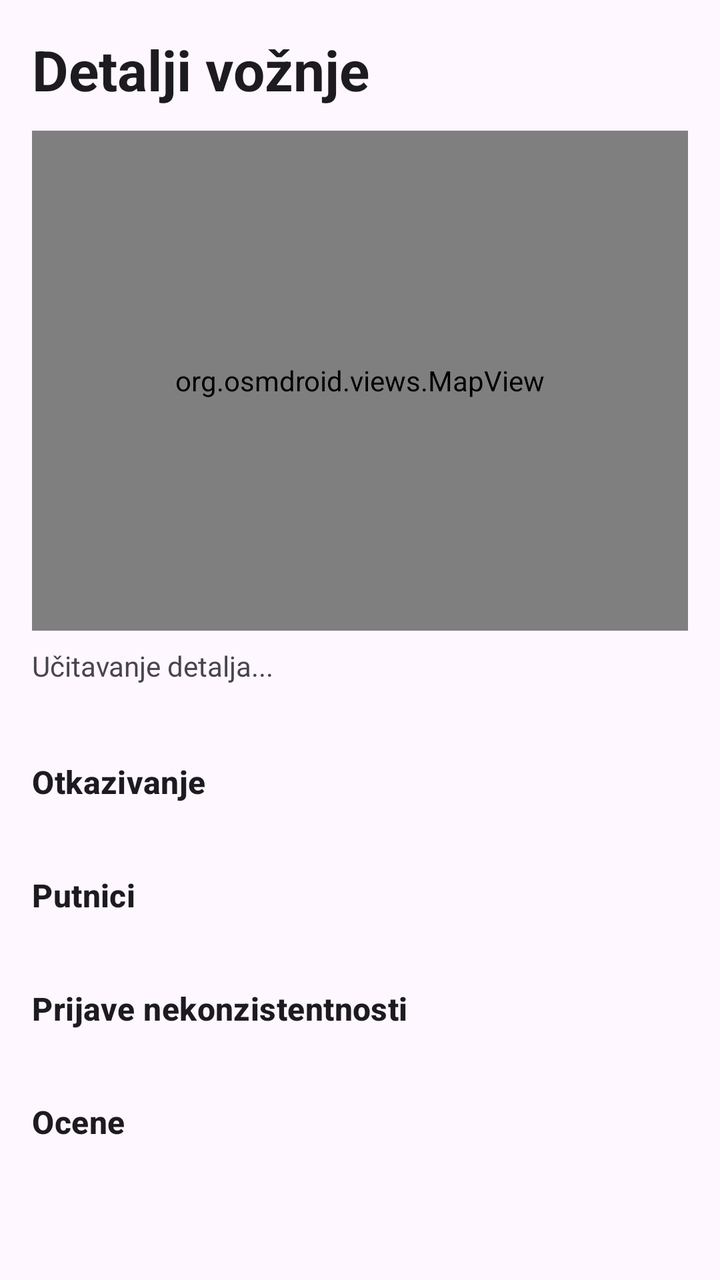
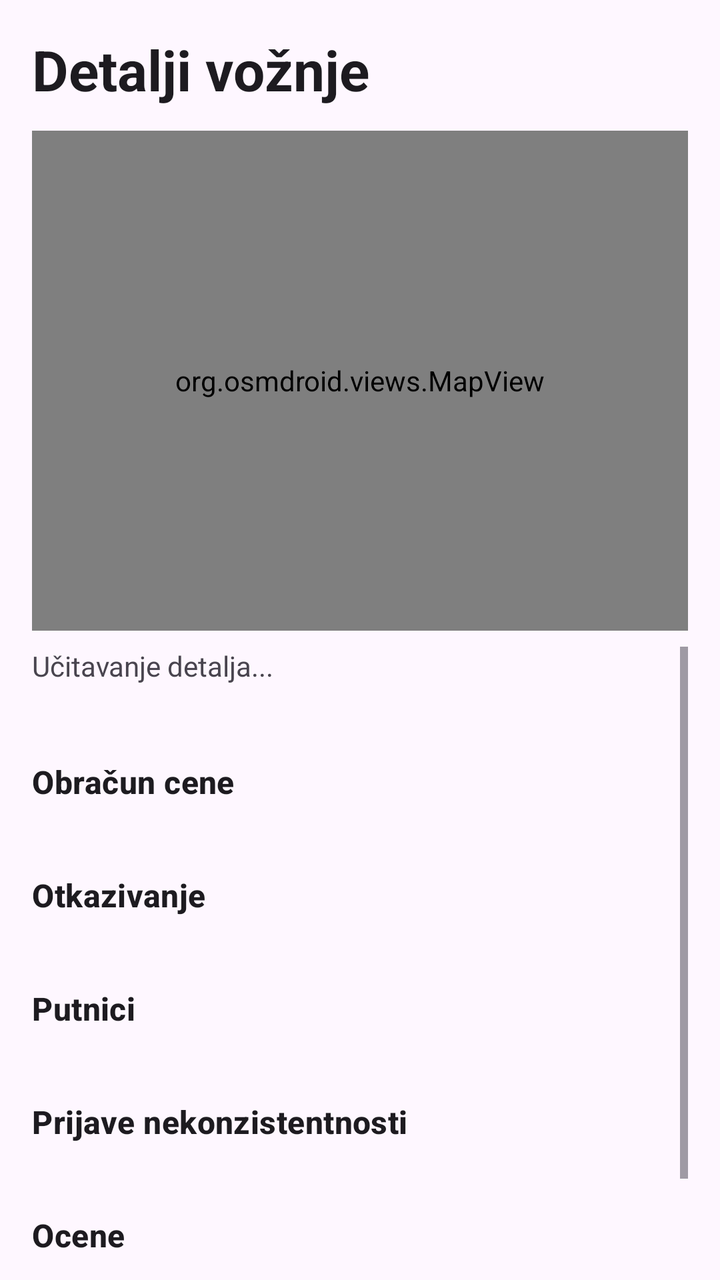

The first picture is an Android layout as it rendered before a commit; the second is the same layout after the commit. The layout source and the unified diff follow.
<!-- AndroidManifest.xml: application theme Theme.MobilnaAplikacijaTim29 -->
<!-- res/layout/fragment_driver_ride_detail.xml -->
<?xml version="1.0" encoding="utf-8"?>
<LinearLayout xmlns:android="http://schemas.android.com/apk/res/android"
    android:layout_width="match_parent"
    android:layout_height="match_parent"
    android:orientation="vertical"
    android:padding="16dp">

    <TextView
        android:layout_width="match_parent"
        android:layout_height="wrap_content"
        android:text="Detalji vožnje"
        android:textAppearance="?attr/textAppearanceHeadlineMedium"
        android:textStyle="bold" />

    <org.osmdroid.views.MapView
        android:id="@+id/ride_detail_map"
        android:layout_width="match_parent"
        android:layout_height="250dp"
        android:layout_marginTop="12dp" />

    <ScrollView
        android:layout_width="match_parent"
        android:layout_height="0dp"
        android:layout_marginTop="8dp"
        android:layout_weight="1">

        <LinearLayout
            android:layout_width="match_parent"
            android:layout_height="wrap_content"
            android:orientation="vertical"
            android:paddingBottom="16dp">

            <TextView
                android:id="@+id/ride_detail_message"
                android:layout_width="match_parent"
                android:layout_height="wrap_content"
                android:text="Učitavanje detalja..." />

            <TextView
                android:id="@+id/ride_detail_basic"
                android:layout_width="match_parent"
                android:layout_height="wrap_content"
                android:textAppearance="?attr/textAppearanceBodyLarge" />

            <TextView
                android:layout_width="match_parent"
                android:layout_height="wrap_content"
                android:layout_marginTop="16dp"
                android:text="Otkazivanje"
                android:textAppearance="?attr/textAppearanceTitleMedium"
                android:textStyle="bold" />

            <TextView
                android:id="@+id/ride_detail_cancellation"
                android:layout_width="match_parent"
                android:layout_height="wrap_content" />

            <TextView
                android:layout_width="match_parent"
                android:layout_height="wrap_content"
                android:layout_marginTop="16dp"
                android:text="Putnici"
                android:textAppearance="?attr/textAppearanceTitleMedium"
                android:textStyle="bold" />

            <TextView
                android:id="@+id/ride_detail_passengers"
                android:layout_width="match_parent"
                android:layout_height="wrap_content" />

            <TextView
                android:layout_width="match_parent"
                android:layout_height="wrap_content"
                android:layout_marginTop="16dp"
                android:text="Prijave nekonzistentnosti"
                android:textAppearance="?attr/textAppearanceTitleMedium"
                android:textStyle="bold" />

            <TextView
                android:id="@+id/ride_detail_reports"
                android:layout_width="match_parent"
                android:layout_height="wrap_content" />

            <TextView
                android:layout_width="match_parent"
                android:layout_height="wrap_content"
                android:layout_marginTop="16dp"
                android:text="Ocene"
                android:textAppearance="?attr/textAppearanceTitleMedium"
                android:textStyle="bold" />

            <TextView
                android:id="@+id/ride_detail_reviews"
                android:layout_width="match_parent"
                android:layout_height="wrap_content" />
        </LinearLayout>
    </ScrollView>
</LinearLayout>
<!-- resources referenced by this layout -->
<resources>
  <style name="Theme.MobilnaAplikacijaTim29" parent="Base.Theme.MobilnaAplikacijaTim29" />
  <style name="Base.Theme.MobilnaAplikacijaTim29" parent="Theme.Material3.DayNight.NoActionBar">
          
          
      </style>
</resources>

<!-- the commit's change to res/layout/fragment_driver_ride_detail.xml (unified diff, before → after) -->
@@ -41,6 +41,19 @@
                 android:layout_width="match_parent"
                 android:layout_height="wrap_content"
                 android:textAppearance="?attr/textAppearanceBodyLarge" />
+
+            <TextView
+                android:layout_width="match_parent"
+                android:layout_height="wrap_content"
+                android:layout_marginTop="16dp"
+                android:text="Obračun cene"
+                android:textAppearance="?attr/textAppearanceTitleMedium"
+                android:textStyle="bold" />
+
+            <TextView
+                android:id="@+id/ride_detail_pricing"
+                android:layout_width="match_parent"
+                android:layout_height="wrap_content" />
 
             <TextView
                 android:layout_width="match_parent"
